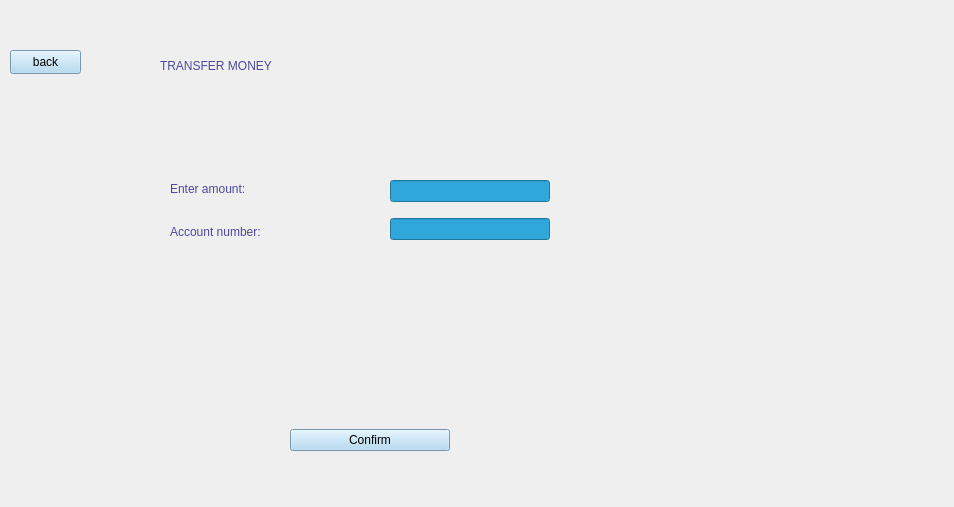
The window that view/transfer.ui (rawsashimi1604/1009_BankingSystem) describes before a commit, drawn with Qt 5.
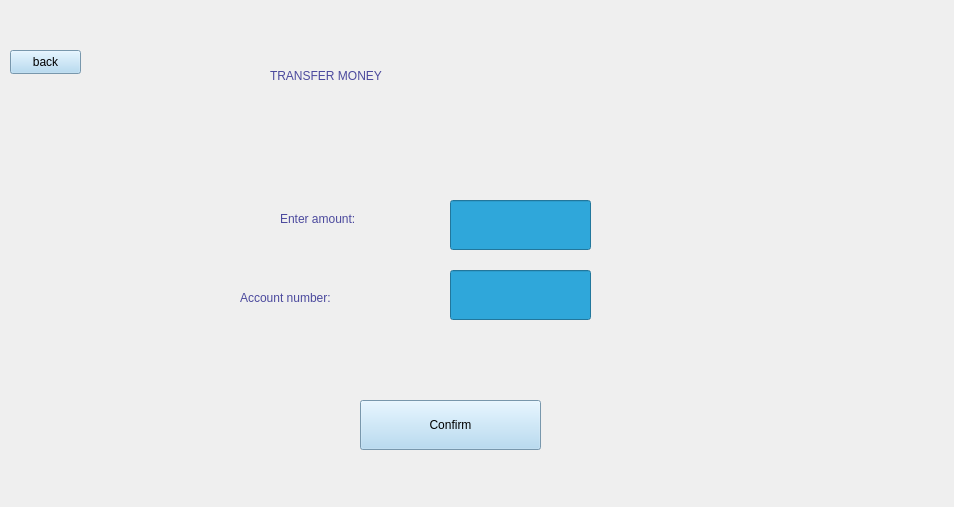
The same window after the commit.

Diff of the .ui file:
```diff
--- a/view/transfer.ui
+++ b/view/transfer.ui
@@ -29,62 +29,24 @@
     <widget class="QWidget" name="verticalLayoutWidget">
      <property name="geometry">
       <rect>
-       <x>160</x>
-       <y>160</y>
+       <x>10</x>
+       <y>360</y>
        <width>207</width>
        <height>80</height>
       </rect>
      </property>
-     <layout class="QVBoxLayout" name="verticalLayout_4">
-      <item>
-       <widget class="QLabel" name="label_4">
-        <property name="styleSheet">
-         <string notr="true">color: rgb(75, 73, 157);
-font: 700 15pt &quot;Segoe UI&quot;;</string>
-        </property>
-        <property name="text">
-         <string>Enter amount:</string>
-        </property>
-       </widget>
-      </item>
-      <item>
-       <widget class="QLabel" name="label_5">
-        <property name="styleSheet">
-         <string notr="true">color: rgb(75, 73, 157);
-font: 700 15pt &quot;Segoe UI&quot;;</string>
-        </property>
-        <property name="text">
-         <string>Account number:</string>
-        </property>
-       </widget>
-      </item>
-     </layout>
+     <layout class="QVBoxLayout" name="verticalLayout_4"/>
     </widget>
     <widget class="QWidget" name="verticalLayoutWidget_2">
      <property name="geometry">
       <rect>
-       <x>380</x>
-       <y>160</y>
-       <width>160</width>
-       <height>80</height>
+       <x>250</x>
+       <y>400</y>
+       <width>91</width>
+       <height>71</height>
       </rect>
      </property>
-     <layout class="QVBoxLayout" name="verticalLayout_5">
-      <item>
-       <widget class="QLineEdit" name="lineEdit_3">
-        <property name="styleSheet">
-         <string notr="true">background-color: rgb(47, 167, 218);</string>
-        </property>
-       </widget>
-      </item>
-      <item>
-       <widget class="QLineEdit" name="lineEdit_4">
-        <property name="styleSheet">
-         <string notr="true">background-color: rgb(47, 167, 218);</string>
-        </property>
-       </widget>
-      </item>
-     </layout>
+     <layout class="QVBoxLayout" name="verticalLayout_5"/>
     </widget>
     <widget class="QPushButton" name="back">
      <property name="geometry">
@@ -106,31 +68,19 @@
     <widget class="QWidget" name="verticalLayoutWidget_3">
      <property name="geometry">
       <rect>
-       <x>280</x>
-       <y>390</y>
+       <x>660</x>
+       <y>360</y>
        <width>160</width>
        <height>80</height>
       </rect>
      </property>
-     <layout class="QVBoxLayout" name="verticalLayout_6">
-      <item>
-       <widget class="QPushButton" name="pushButton_3">
-        <property name="styleSheet">
-         <string notr="true">background-color: rgb(168, 212, 241);
-font: 700 9pt &quot;Segoe UI&quot;;</string>
-        </property>
-        <property name="text">
-         <string>Confirm</string>
-        </property>
-       </widget>
-      </item>
-     </layout>
+     <layout class="QVBoxLayout" name="verticalLayout_6"/>
     </widget>
     <widget class="QLabel" name="label">
      <property name="geometry">
       <rect>
-       <x>150</x>
-       <y>0</y>
+       <x>260</x>
+       <y>10</y>
        <width>461</width>
        <height>111</height>
       </rect>
@@ -143,6 +93,83 @@
       <string>TRANSFER MONEY</string>
      </property>
     </widget>
+    <widget class="QPushButton" name="pushButton_3">
+     <property name="geometry">
+      <rect>
+       <x>350</x>
+       <y>390</y>
+       <width>181</width>
+       <height>50</height>
+      </rect>
+     </property>
+     <property name="styleSheet">
+      <string notr="true">background-color: rgb(168, 212, 241);
+font: 700 9pt &quot;Segoe UI&quot;;</string>
+     </property>
+     <property name="text">
+      <string>Confirm</string>
+     </property>
+    </widget>
+    <widget class="QLabel" name="label_5">
+     <property name="geometry">
+      <rect>
+       <x>230</x>
+       <y>270</y>
+       <width>211</width>
+       <height>35</height>
+      </rect>
+     </property>
+     <property name="styleSheet">
+      <string notr="true">color: rgb(75, 73, 157);
+font: 700 15pt &quot;Segoe UI&quot;;</string>
+     </property>
+     <property name="text">
+      <string>Account number:</string>
+     </property>
+    </widget>
+    <widget class="QLabel" name="label_4">
+     <property name="geometry">
+      <rect>
+       <x>270</x>
+       <y>170</y>
+       <width>171</width>
+       <height>78</height>
+      </rect>
+     </property>
+     <property name="styleSheet">
+      <string notr="true">color: rgb(75, 73, 157);
+font: 700 15pt &quot;Segoe UI&quot;;</string>
+     </property>
+     <property name="text">
+      <string>Enter amount:</string>
+     </property>
+    </widget>
+    <widget class="QLineEdit" name="lineEdit_4">
+     <property name="geometry">
+      <rect>
+       <x>440</x>
+       <y>260</y>
+       <width>141</width>
+       <height>50</height>
+      </rect>
+     </property>
+     <property name="styleSheet">
+      <string notr="true">background-color: rgb(47, 167, 218);</string>
+     </property>
+    </widget>
+    <widget class="QLineEdit" name="lineEdit_3">
+     <property name="geometry">
+      <rect>
+       <x>440</x>
+       <y>190</y>
+       <width>141</width>
+       <height>50</height>
+      </rect>
+     </property>
+     <property name="styleSheet">
+      <string notr="true">background-color: rgb(47, 167, 218);</string>
+     </property>
+    </widget>
    </widget>
   </widget>
  </widget>
```
